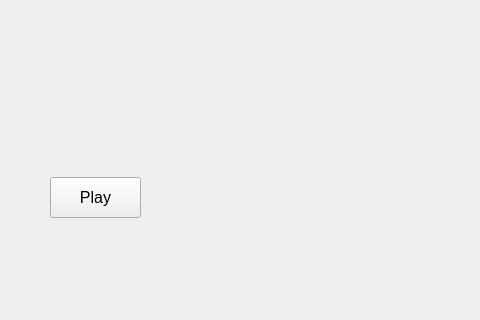
Before: the Qt Designer form MP3playerLRClyric/mainwindow.ui in qqwerfdsa930/QMP3P, drawn with Qt 5; both pictures show x 0 to 480 and y 140 to 460 of the 709 by 460 pixel window.
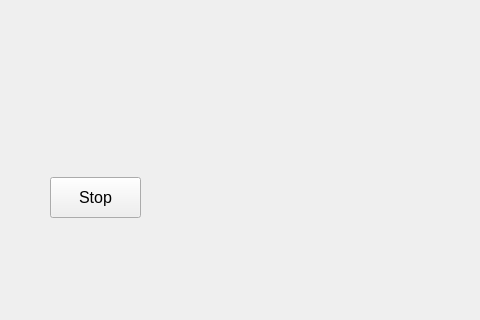
After: the same form once the commit is applied.

Diff of the .ui file:
```diff
--- a/MP3playerLRClyric/mainwindow.ui
+++ b/MP3playerLRClyric/mainwindow.ui
@@ -29,7 +29,7 @@
      </font>
     </property>
     <property name="text">
-     <string>Play</string>
+     <string>Stop</string>
     </property>
    </widget>
    <widget class="QPushButton" name="pushButton_2">
```
